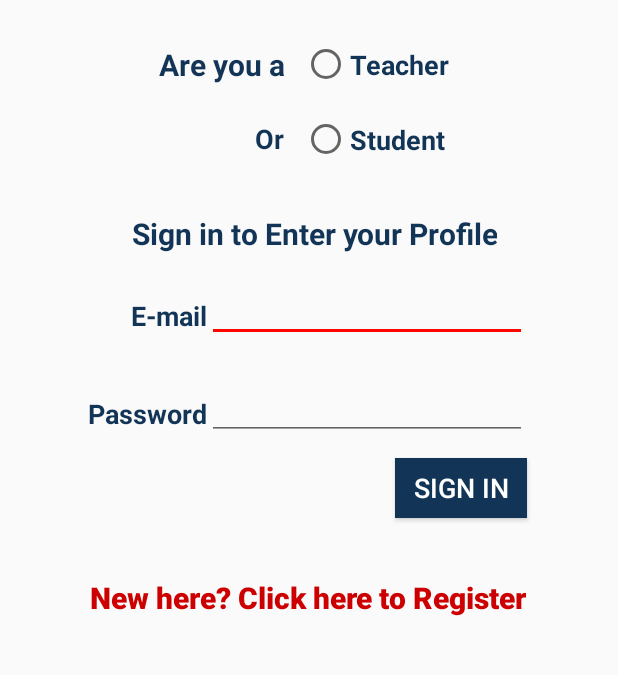
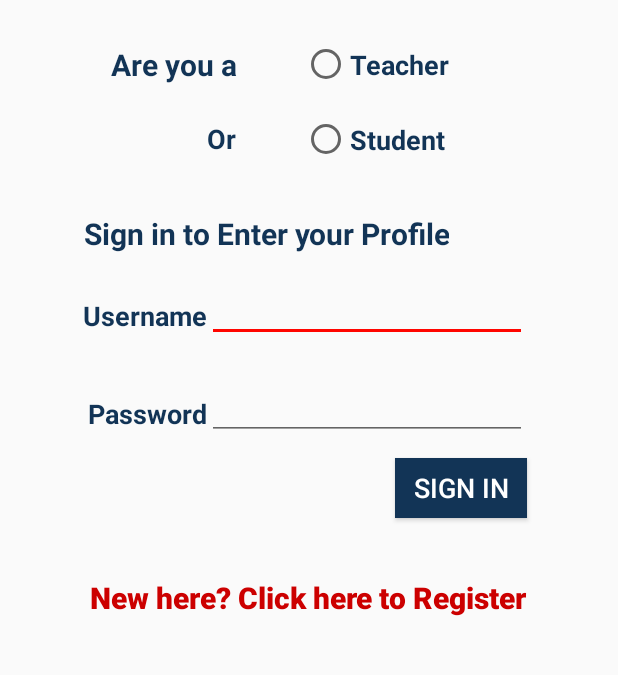
Before and after one commit to sarafinmahtab/TnS-Assistant, an Android app: the screen it shows after launch (LoginActivity), on a phone screen of 412 x 824 dp, the part 165-840 px from its top. Run offline under Robolectric (Android 15) with nearby library versions, the phone set to English and light mode, and no system bars; our stand-ins replace Volley.

Commit message:
Login Updated with SUST Data

```diff
--- a/app/src/main/java/com/sarafinmahtab/tnsassistant/LoginActivity.java
+++ b/app/src/main/java/com/sarafinmahtab/tnsassistant/LoginActivity.java
@@ -29,13 +29,13 @@ import java.util.Map;
 
 public class LoginActivity extends AppCompatActivity {
 
-    private EditText Email, Password;
+    private EditText Username, Password;
 
     private static RadioGroup radioGroup;
     private static RadioButton radioButton;
     private static Button signIn, register;
 
-    private String login_url = "http://192.168.0.100/TnSAssistant/teacher_login.php";
+    private String login_url = "http://192.168.0.102/TnSAssistant/teacher_login.php";
     private AlertDialog.Builder builder;
 
     public static int radio_key;
@@ -46,8 +46,8 @@ public class LoginActivity extends AppCompatActivity {
         setContentView(R.layout.activity_login);
 
         radioClickAction();
-        onLoginButtonClick();
-        onRegisterButtonClick();
+        onSigninButtonClick();
+//        onRegisterButtonClick();
     }
 
     public void radioClickAction() {
@@ -68,23 +68,23 @@ public class LoginActivity extends AppCompatActivity {
         );
     }
 
-    public void onLoginButtonClick() {
+    public void onSigninButtonClick() {
         signIn = (Button) findViewById(R.id.signIn);
         signIn.setOnClickListener(
                 new View.OnClickListener() {
                     @Override
                     public void onClick(View v) {
-                        Email = (EditText) findViewById(R.id.email);
+                        Username = (EditText) findViewById(R.id.username);
                         Password = (EditText) findViewById(R.id.passWord);
                         builder = new AlertDialog.Builder(LoginActivity.this);
 
                         String radio_str;
-                        final String email = Email.getText().toString();
+                        final String username = Username.getText().toString();
                         final String password = Password.getText().toString();
 
                         switch (radio_key) {
                             case 1:
-                                if(email.equals("") || password.equals("")) {
+                                if(username.equals("") || password.equals("")) {
                                     builder.setTitle("Invalid Username or Password!!");
                                     display_alert("Please fill all the fields.");
                                 } else {
@@ -102,12 +102,14 @@ public class LoginActivity extends AppCompatActivity {
                                                         display_alert(jsonObject.getString("message"));
                                                         break;
                                                     case "login_success":
-//                                                        Toast.makeText(LoginActivity.this, "Login Success", Toast.LENGTH_LONG).show();
+                                                        Toast.makeText(LoginActivity.this, "Login Success", Toast.LENGTH_LONG).show();
                                                         Intent intent = new Intent(LoginActivity.this, TeacherActivity.class);
 
                                                         Bundle bundle = new Bundle();
-                                                        bundle.putString("name", jsonObject.getString("first_name"));
-                                                        bundle.putString("username", jsonObject.getString("username"));
+                                                        bundle.putString("employee_code", jsonObject.getString("employee_code"));
+                                                        bundle.putString("desig_name", jsonObject.getString("desig_name"));
+                                                        bundle.putString("dept_code", jsonObject.getString("dept_code"));
+                                                        bundle.putString("email", jsonObject.getString("email"));
                                                         intent.putExtras(bundle);
 
                                                         startActivity(intent);
@@ -127,7 +129,7 @@ public class LoginActivity extends AppCompatActivity {
                                         @Override
                                         protected Map<String, String> getParams() throws AuthFailureError {
                                             Map<String, String> params = new HashMap<String, String>();
-                                            params.put("email", email);
+                                            params.put("username", username);
                                             params.put("password", password);
                                             return params;
                                         }
@@ -138,7 +140,7 @@ public class LoginActivity extends AppCompatActivity {
                                 break;
                             case 2:
                                 radio_str = "Student";
-                                Toast.makeText(LoginActivity.this, radio_str + '\n' + email + '\n' + password, Toast.LENGTH_SHORT).show();
+                                Toast.makeText(LoginActivity.this, radio_str + '\n' + username + '\n' + password, Toast.LENGTH_SHORT).show();
                                 break;
                             default:
                                 Toast.makeText(LoginActivity.this, "You haven't checked any profile yet!", Toast.LENGTH_LONG).show();
@@ -154,7 +156,7 @@ public class LoginActivity extends AppCompatActivity {
         builder.setPositiveButton("Okay", new DialogInterface.OnClickListener() {
                     @Override
                     public void onClick(DialogInterface dialog, int which) {
-                        Email.setText("");
+                        Username.setText("");
                         Password.setText("");
                     }
                 });
--- a/app/src/main/res/layout/activity_login.xml
+++ b/app/src/main/res/layout/activity_login.xml
@@ -86,7 +86,7 @@
         android:textStyle="bold" />
 
     <EditText
-        android:id="@+id/email"
+        android:id="@+id/username"
         android:layout_width="wrap_content"
         android:layout_height="40dp"
         android:layout_alignEnd="@+id/radioGroup"
@@ -100,9 +100,9 @@
         android:id="@+id/passWord"
         android:layout_width="wrap_content"
         android:layout_height="40dp"
-        android:layout_alignLeft="@+id/email"
-        android:layout_alignStart="@+id/email"
-        android:layout_below="@+id/email"
+        android:layout_alignLeft="@+id/username"
+        android:layout_alignStart="@+id/username"
+        android:layout_below="@+id/username"
         android:layout_marginTop="25dp"
         android:ems="10"
         android:inputType="textPassword" />
@@ -125,11 +125,11 @@
         android:id="@+id/textView2"
         android:layout_width="wrap_content"
         android:layout_height="wrap_content"
-        android:layout_alignBaseline="@+id/email"
-        android:layout_alignBottom="@+id/email"
-        android:layout_toLeftOf="@+id/email"
-        android:layout_toStartOf="@+id/email"
-        android:text="E-mail"
+        android:layout_alignBaseline="@+id/username"
+        android:layout_alignBottom="@+id/username"
+        android:layout_toLeftOf="@+id/username"
+        android:layout_toStartOf="@+id/username"
+        android:text="Username"
         android:textAlignment="center"
         android:textColor="#123456"
         android:textSize="18sp"
--- a/app/src/main/res/values/colors.xml
+++ b/app/src/main/res/values/colors.xml
@@ -3,4 +3,5 @@
     <color name="colorPrimary">#3F51B5</color>
     <color name="colorPrimaryDark">#303f9f</color>
     <color name="colorAccent">#ff0500</color>
+    <color name="tree">#1e8449</color>
 </resources>
```
Also changed, not shown: app/src/main/java/com/sarafinmahtab/tnsassistant/teacher/TeacherActivity.java (+9 -5 lines), app/src/main/res/layout/activity_teacher.xml (+77 -14 lines).
